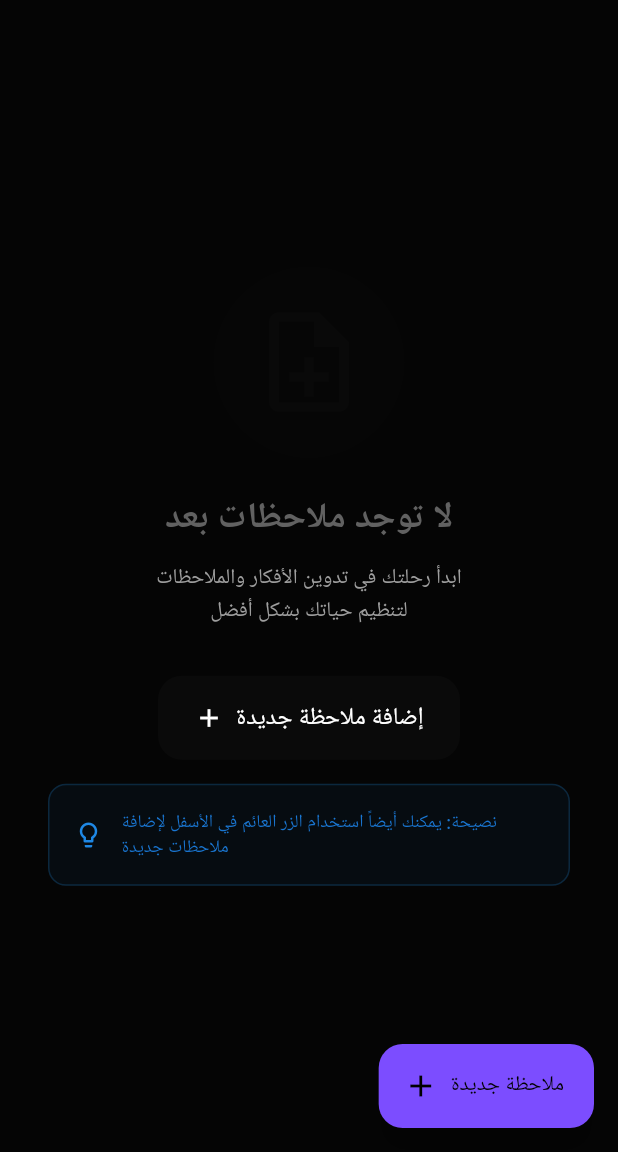
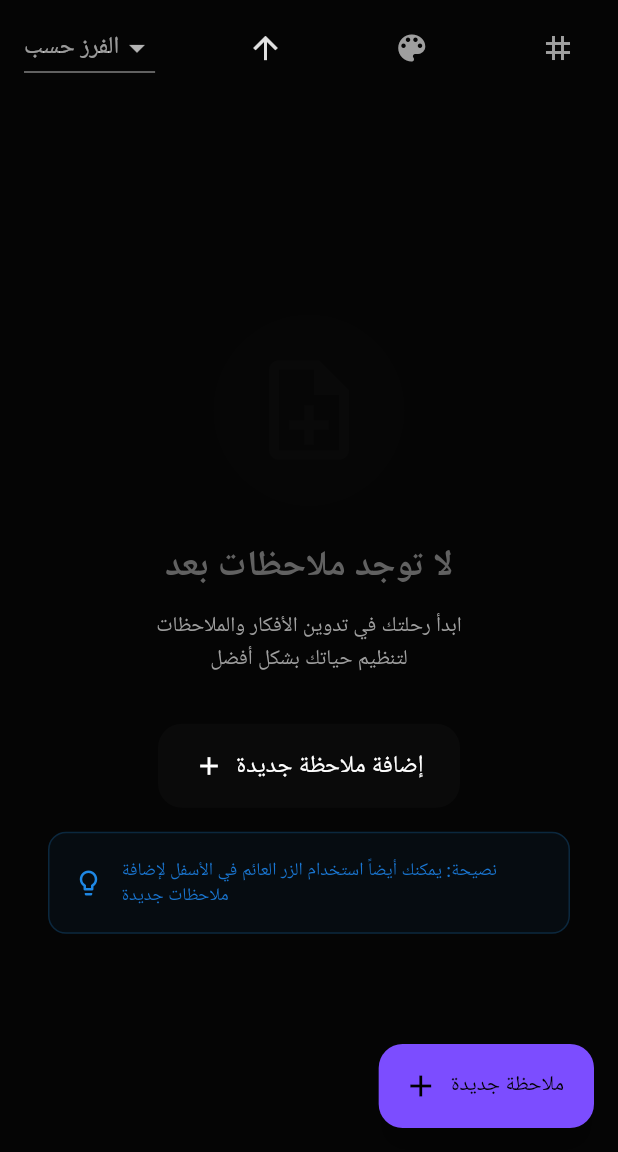
Before and after one commit to Moaz7x/zenlearn, a Flutter app: the NotesPage screen opened by its route, on a phone screen of 412 x 824 dp, the part 84-1236 px from its top. Run offline on Flutter 3.47's test engine with Material 3 defaults, Android fonts, the phone set to English and light mode, and no system bars; our stand-ins replace bloc, dartz, device_info_plus, equatable, flutter_bloc, flutter_local_notifications and 10 more; missing offline and left inert: pdf_render, screen_brightness, volume_controller; accounts and stored records are empty; generated files the repository leaves out were written again; project files that could hold a hidden picture were left out.

Commit message:
fixed empty state filters with tags issue

```diff
--- a/lib/features/notes/presentation/bloc/notes_bloc.dart
+++ b/lib/features/notes/presentation/bloc/notes_bloc.dart
@@ -115,7 +115,7 @@ class NotesBloc extends Bloc<NotesEvent, NotesState> {
 
     _currentSortBy = event.sortBy ?? _currentSortBy;
     _currentSortAscending = event.sortAscending ?? _currentSortAscending;
-    _currentFilterColor = event.filterColor ?? _currentFilterColor;
+        _currentFilterColor = event.filterColor; // Directly assign, don't use ??
     _currentFilterTag = event.filterTag ?? _currentFilterTag;
 
     final result = await getNotesUseCase(NoParams());
--- a/lib/features/notes/presentation/pages/notes_page.dart
+++ b/lib/features/notes/presentation/pages/notes_page.dart
@@ -7,7 +7,9 @@ import 'package:zenlearn/features/notes/domain/entities/note_entity.dart';
 import 'package:zenlearn/features/notes/presentation/bloc/notes_bloc.dart';
 import 'package:zenlearn/features/notes/presentation/bloc/notes_events.dart';
 import 'package:zenlearn/features/notes/presentation/bloc/notes_states.dart';
-import 'package:zenlearn/features/notes/presentation/widgets/note_card.dart';
+import 'package:zenlearn/features/notes/presentation/widgets/color_picker_widget.dart';
+
+import '../widgets/note_card.dart';
 
 class NotesPage extends StatefulWidget {
   const NotesPage({super.key});
@@ -128,8 +130,12 @@ class _NotesPageState extends State<NotesPage> with RouteAware, TickerProviderSt
               child: CircularProgressIndicator(),
             );
           } else if (state is NotesLoaded || _notes.isNotEmpty) {
-            if (_notes.isEmpty) {
-              return Center(
+            return Column(
+              children: [
+                _buildFilterAndSortBar(context),
+                Expanded(
+                  child: _notes.isEmpty
+                      ? Center(
                           child: Padding(
                             padding: const EdgeInsets.all(32.0),
                             child: Column(
@@ -226,13 +232,8 @@ class _NotesPageState extends State<NotesPage> with RouteAware, TickerProviderSt
                               ],
                             ),
                           ),
-              );
-            }
-            return Column(
-              children: [
-                _buildFilterAndSortBar(context),
-                Expanded(
-                  child: BlocBuilder<NotesBloc, NotesState>(
+                        )
+                      : BlocBuilder<NotesBloc, NotesState>(
                           builder: (context, state) => state is NotesLoaded
                               ? ReorderableListView.builder(
                                   padding: const EdgeInsets.only(top: 8.0, bottom: 80.0),
@@ -444,11 +445,11 @@ class _NotesPageState extends State<NotesPage> with RouteAware, TickerProviderSt
         return AlertDialog(
           title: const Text('تصفية حسب اللون'),
           content: SingleChildScrollView(
-            child: BlockPicker(
-              pickerColor: _currentFilterColor != null ? Color(_currentFilterColor!) : Colors.white,
-              onColorChanged: (color) {
+            child: ColorPickerWidget(
+              selectedColor: _currentFilterColor,
+              onColorSelected: (color) {
                 setState(() {
-                  _currentFilterColor = color.value;
+                  _currentFilterColor = color;
                   _loadNotes();
                 });
                 Navigator.of(context).pop();
--- a/pubspec.yaml
+++ b/pubspec.yaml
@@ -44,6 +44,7 @@ dependencies:
   timezone: ^0.9.4
   url_launcher: ^6.3.1
   uuid: ^4.5.1
+  flutter_colorpicker:
   video_player: ^2.9.5
   volume_controller: ^3.3.3
   wakelock_plus: ^1.3.2
```
Also changed, not shown: pubspec.lock. Lines whose indentation alone changed are shown as unchanged.
